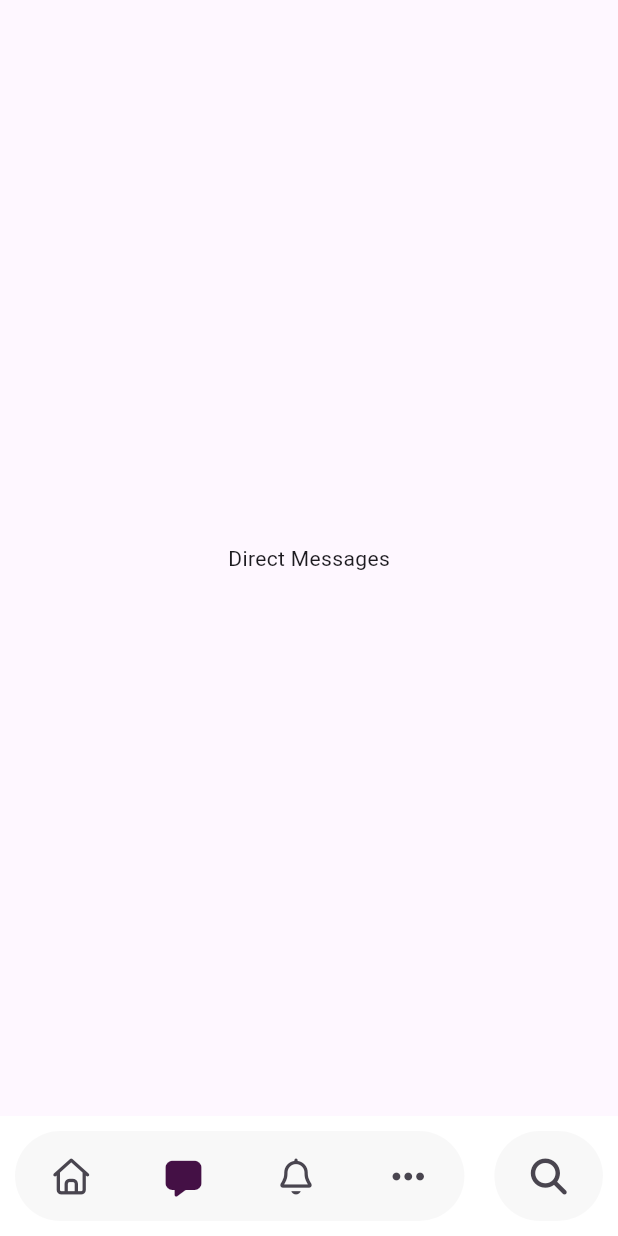
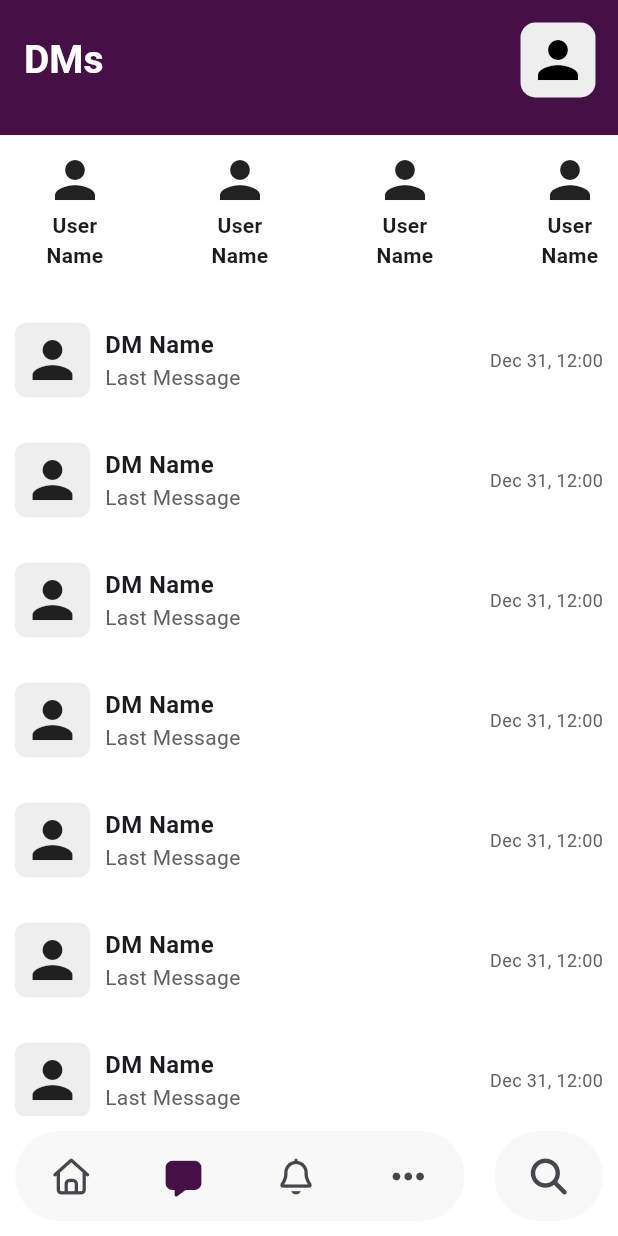
Before and after one commit to leeerrrrmmm/Slack-Clone-, a Flutter app: the screen it shows after launch, item 2 of the bottom bar chosen, on a phone screen of 412 x 824 dp. Run offline on Flutter 3.47's test engine with Material 3 defaults, Android fonts, the light colour scheme and no system bars; our stand-ins replace firebase_core, font_awesome_flutter; accounts and stored records are empty.

Commit message:
Feat: Added screen template

```diff
--- a/lib/view/dirrect/dirrect_screen.dart
+++ b/lib/view/dirrect/dirrect_screen.dart
@@ -1,4 +1,6 @@
 import 'package:flutter/material.dart';
+import 'package:slaac/view/dirrect/widgets/dirrect_info_main_widget.dart';
+import 'package:slaac/view/home/widgets/user_info_button.dart';
 
 /// DirrectScreen is the screen that displays the direct messages of the app.
 class DirrectScreen extends StatefulWidget {
@@ -12,9 +14,35 @@ class DirrectScreen extends StatefulWidget {
 class _DirrectScreenState extends State<DirrectScreen> {
   @override
   Widget build(BuildContext context) {
-    return const Scaffold(
-      body: Center(
-        child: Text('Direct Messages'),
+    return const PopScope(
+      canPop: false,
+      child: Scaffold(
+        backgroundColor: Colors.white,
+        body: CustomScrollView(
+          physics: BouncingScrollPhysics(),
+          slivers: <Widget>[
+            /// App Bar
+            SliverAppBar(
+              backgroundColor: Color(0xFF441045),
+              expandedHeight: 90.0,
+              toolbarHeight: 80,
+              leadingWidth: 80,
+              title: Text(
+                'DMs',
+                style: TextStyle(
+                  color: Colors.white,
+                  fontSize: 26,
+                  fontWeight: FontWeight.bold,
+                ),
+              ),
+              actions: [
+                UserInfoButton(),
+              ],
+            ),
+
+            DirrectMainInfoWidget(),
+          ],
+        ),
       ),
     );
   }
--- /dev/null
+++ b/lib/view/dirrect/widgets/d_ms_list.dart
@@ -0,0 +1,85 @@
+import 'package:flutter/material.dart';
+
+/// DMsList is the widget that displays the list of DMs.
+class DMsList extends StatelessWidget {
+  /// Constructs a new DMsList.
+  const DMsList({
+    super.key,
+  });
+
+  @override
+  Widget build(BuildContext context) {
+    return SingleChildScrollView(
+      child: Column(
+        children: List.generate(
+          10,
+          (_) => Container(
+            padding: const EdgeInsets.only(
+              left: 10,
+              right: 10,
+            ),
+            width: double.infinity,
+            height: 80,
+            child: Row(
+              mainAxisAlignment: MainAxisAlignment.spaceBetween,
+              children: [
+                /// DM Profile Picture
+                Row(
+                  mainAxisAlignment: MainAxisAlignment.center,
+                  spacing: 10,
+                  children: [
+                    Container(
+                      width: 50,
+                      height: 50,
+                      decoration: BoxDecoration(
+                        borderRadius: BorderRadius.circular(8),
+                        color: Colors.grey.shade200,
+                      ),
+                      child: const Icon(Icons.person, size: 40),
+                    ),
+
+                    /// DM Name and Last Message
+                    Column(
+                      mainAxisAlignment: MainAxisAlignment.center,
+                      crossAxisAlignment: CrossAxisAlignment.start,
+                      children: [
+                        const Text(
+                          'DM Name',
+                          style: TextStyle(
+                            fontSize: 16,
+                            fontWeight: FontWeight.bold,
+                          ),
+                        ),
+                        Text(
+                          'Last Message',
+                          style: TextStyle(
+                            fontSize: 14,
+                            color: Colors.grey.shade700,
+                          ),
+                        ),
+                      ],
+                    ),
+                  ],
+                ),
+
+                /// DM Time and Unread Messages
+                Column(
+                  mainAxisAlignment: MainAxisAlignment.center,
+                  children: [
+                    Text(
+                      'Dec 31, 12:00',
+                      style: TextStyle(
+                        fontSize: 12,
+                        color: Colors.grey.shade700,
+                      ),
+                    ),
+                  ],
+                ),
+              ],
+            ),
+          ),
+        ),
+      ),
+    );
+  }
+}
--- /dev/null
+++ b/lib/view/dirrect/widgets/dirrect_info_main_widget.dart
@@ -0,0 +1,31 @@
+import 'package:flutter/material.dart';
+import 'package:slaac/view/dirrect/widgets/d_ms_list.dart';
+import 'package:slaac/view/dirrect/widgets/top_user_list.dart';
+
+/// DirrectMainInfoWidget is the widget that displays the main information of the dirrect screen. */
+class DirrectMainInfoWidget extends StatelessWidget {
+  /// Constructs a new DirrectMainInfoWidget.
+  const DirrectMainInfoWidget({
+    super.key,
+  });
+
+  @override
+  Widget build(BuildContext context) {
+    return SliverFillRemaining(
+      hasScrollBody: false,
+      child: Container(
+        margin: const EdgeInsets.only(top: 10),
+        width: double.infinity,
+        child: const Column(
+          children: [
+            /// Users List
+            TopUserList(),
+
+            //DMs List
+            DMsList(),
+          ],
+        ),
+      ),
+    );
+  }
+}
--- /dev/null
+++ b/lib/view/dirrect/widgets/top_user_list.dart
@@ -0,0 +1,41 @@
+import 'package:flutter/material.dart';
+
+/// TopUserList is the widget that displays the top users of the app.
+class TopUserList extends StatelessWidget {
+  /// Constructs a new TopUserList.
+  const TopUserList({
+    super.key,
+  });
+
+  @override
+  Widget build(BuildContext context) {
+    return SingleChildScrollView(
+      scrollDirection: Axis.horizontal,
+      child: Row(
+        children: List.generate(
+          10,
+          (_) => Container(
+            margin: const EdgeInsets.only(right: 10),
+            width: 100,
+            height: 100,
+            child: const Column(
+              children: [
+                Center(child: Icon(Icons.person, size: 40)),
+                Center(
+                  child: Text(
+                    textAlign: TextAlign.center,
+                    'User\nName',
+                    style: TextStyle(
+                      fontSize: 14,
+                      fontWeight: FontWeight.bold,
+                    ),
+                  ),
+                ),
+              ],
+            ),
+          ),
+        ),
+      ),
+    );
+  }
+}
```
